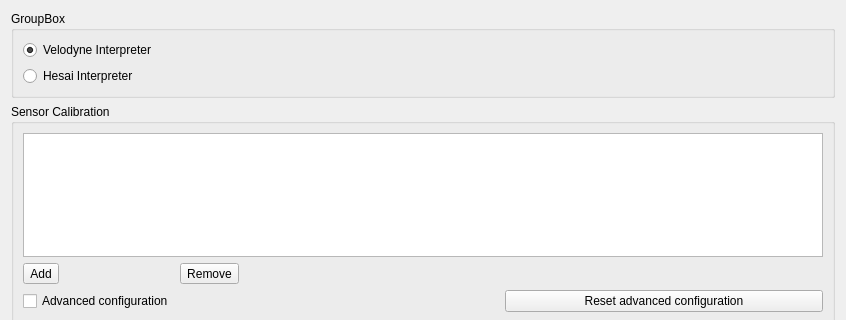
Above: Application/Ui/Widgets/vvCalibrationDialog.ui from Kitware/LidarView before the change; both pictures show x 0 to 846 and y 0 to 320 of the 846 by 699 pixel window. Below: the same form after it.
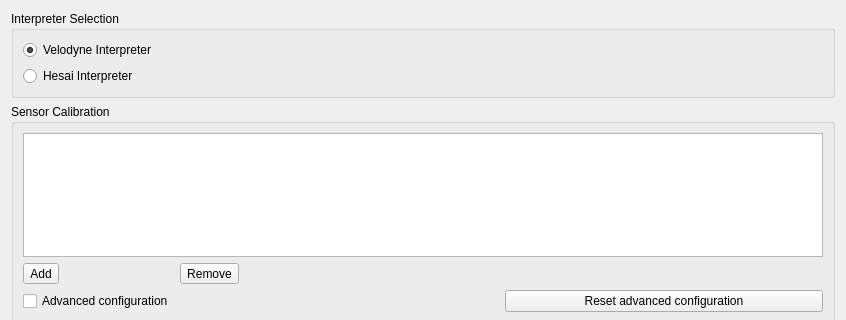
That is the form after the change. Icons and pictures are not drawn.

Commit message: [misc] Fix Calibration dialog Ui

Patch:
```diff
--- a/Application/Ui/Widgets/vvCalibrationDialog.ui
+++ b/Application/Ui/Widgets/vvCalibrationDialog.ui
@@ -644,7 +644,7 @@
    <item row="0" column="0" colspan="3">
     <widget class="QGroupBox" name="InterpreterBox">
      <property name="title">
-      <string>GroupBox</string>
+      <string>Interpreter Selection</string>
      </property>
      <layout class="QVBoxLayout" name="verticalLayout">
       <item>
```
